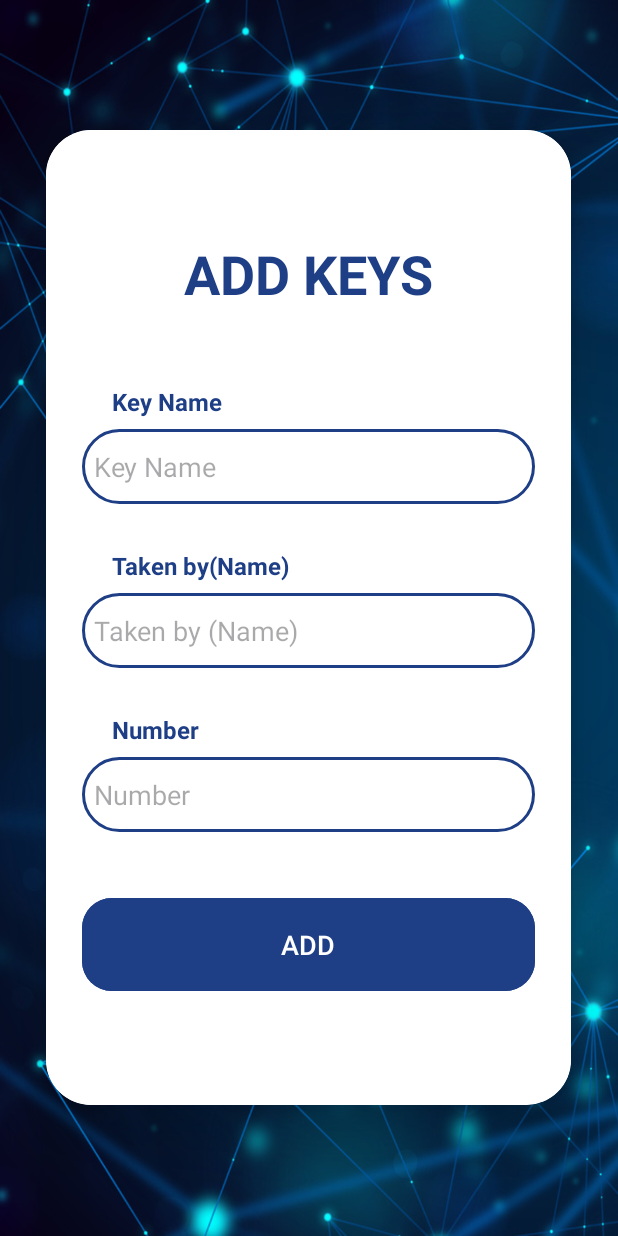
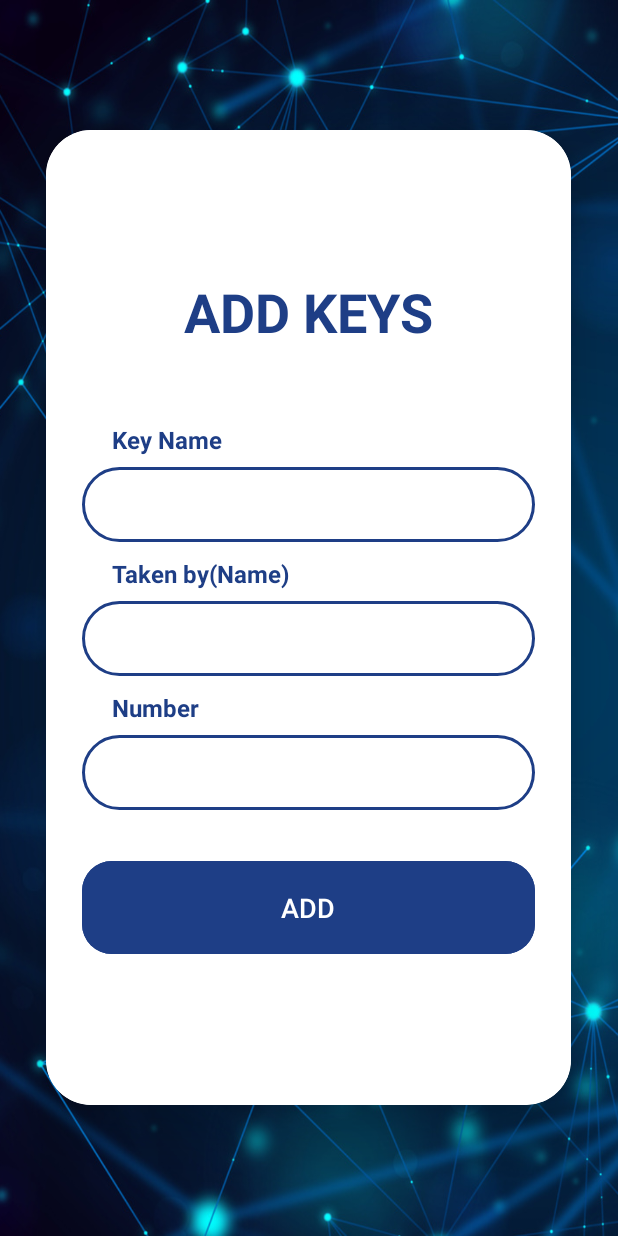
Before and after one commit to saveen99/key-Management-System-Mobile, an Android app: the AddKeyDashboard screen opened directly, with no data from a screen before it, on a phone screen of 412 x 824 dp. Run offline under Robolectric (Android 15) with nearby library versions, the light colour scheme and no system bars.

Commit message:
Update Add Key Page

```diff
--- a/app/src/main/res/layout/activity_add_key_dashboard.xml
+++ b/app/src/main/res/layout/activity_add_key_dashboard.xml
@@ -57,7 +57,6 @@
                 android:id="@+id/keyname"
                 android:background="@drawable/custom_edittext"
                 android:padding="8dp"
-                android:hint="Key Name"
                 android:textColor="@color/black"
                 android:drawablePadding="8dp"/>
 
@@ -67,7 +66,7 @@
                 android:text="     Taken by(Name)"
                 android:id="@+id/takenbytxt"
                 android:textSize="16dp"
-                android:layout_marginTop="30dp"
+                android:layout_marginTop="10dp"
                 android:textStyle="bold"
                 android:textColor="@color/main_color"
                 android:layout_marginBottom="7dp"
@@ -79,7 +78,6 @@
                 android:id="@+id/takenby"
                 android:background="@drawable/custom_edittext"
                 android:padding="8dp"
-                android:hint="Taken by (Name)"
                 android:textColor="@color/black"
                 android:drawablePadding="8dp"/>
 
@@ -90,7 +88,7 @@
                 android:id="@+id/numbertxt"
                 android:textSize="16dp"
                 android:textStyle="bold"
-                android:layout_marginTop="30dp"
+                android:layout_marginTop="10dp"
                 android:textColor="@color/main_color"
                 android:layout_marginBottom="7dp"
                 />
@@ -101,7 +99,6 @@
                 android:id="@+id/number"
                 android:background="@drawable/custom_edittext"
                 android:padding="8dp"
-                android:hint="Number"
                 android:textColor="@color/black"
                 android:drawablePadding="8dp"
                 android:inputType="number"/>
@@ -113,7 +110,7 @@
                 android:text="ADD"
                 android:id="@+id/add"
                 android:textSize="18sp"
-                android:layout_marginTop="40dp"
+                android:layout_marginTop="30dp"
                 android:backgroundTint="@color/main_color"
                 android:textColor="@color/white"
                 app:cornerRadius="20dp"/>
```
